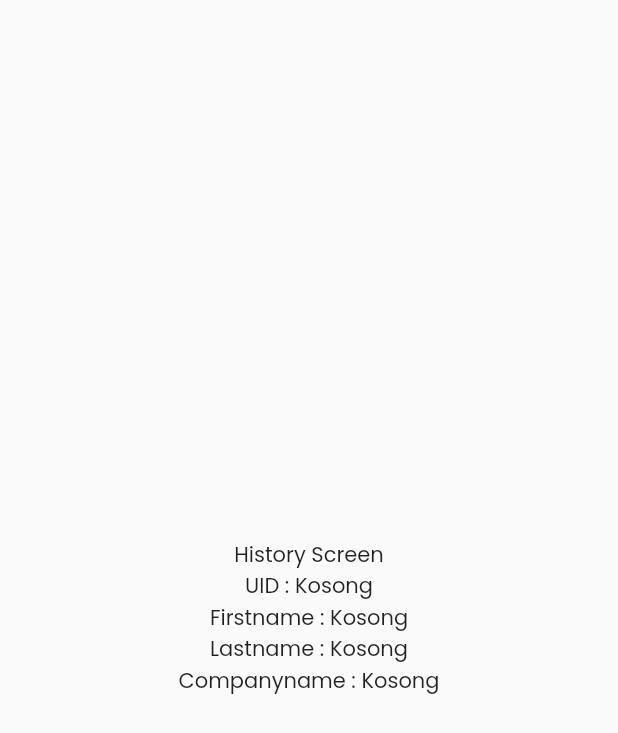
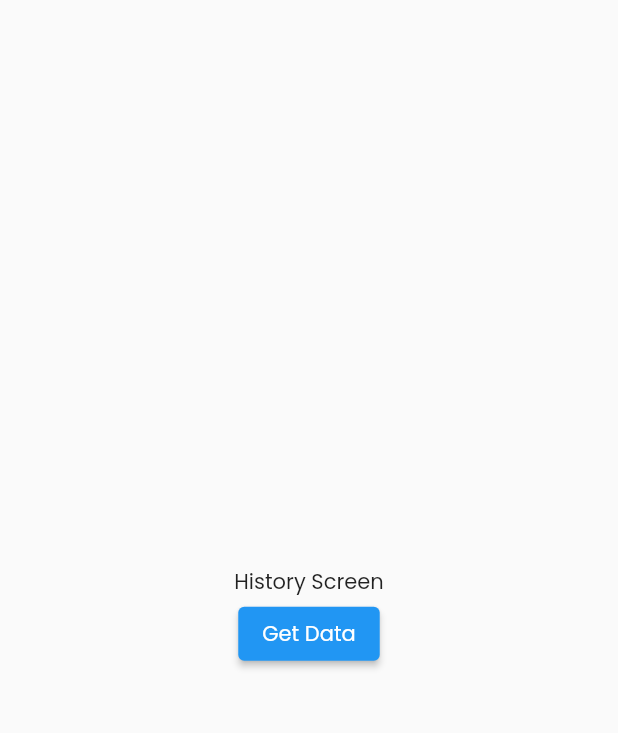
Before and after one commit to dimaspradipta19/mytradeasia, a Flutter app: the HistoryScreen screen opened directly, on a phone screen of 412 x 824 dp. Shown: the top 733 px of the screen. Run offline on Flutter 3.47's test engine with Material 2 defaults, Android fonts, the phone set to English and light mode, and no system bars; our stand-ins replace cloud_firestore, firebase_auth, firebase_core, sqflite; accounts and stored records are empty.

Commit message:
migrate to firestore firebase

```diff
--- /dev/null
+++ b/lib/modelview/provider/firestore_provider.dart
@@ -0,0 +1,12 @@
+import 'package:flutter/foundation.dart';
+
+class FirestoreProvider extends ChangeNotifier {
+  String? _myField;
+
+  String get myField => _myField!;
+
+  set myField(String value) {
+    _myField = value;
+    notifyListeners();
+  }
+}
--- a/lib/view/auth/biodata_screen.dart
+++ b/lib/view/auth/biodata_screen.dart
@@ -1,3 +1,4 @@
+import 'package:cloud_firestore/cloud_firestore.dart';
 import 'package:firebase_auth/firebase_auth.dart';
 import 'package:flutter/material.dart';
 import 'package:mytradeasia/view/menu/navigation_bar.dart';
@@ -23,12 +24,11 @@ class _BiodataScreenState extends State<BiodataScreen> {
   final TextEditingController _companyNameController = TextEditingController();
   final TextEditingController _countryController = TextEditingController();
   final TextEditingController _passwordController = TextEditingController();
-  // final FirebaseAuth _auth = FirebaseAuth.instance;
   final _formKey = GlobalKey<FormState>();
+  final auth = FirebaseAuth.instance;
 
   bool obscureText = true;
-
-  DbManager manager = DbManager();
+  // DbManager manager = DbManager();
 
   @override
   void dispose() {
@@ -40,10 +40,9 @@ class _BiodataScreenState extends State<BiodataScreen> {
     super.dispose();
   }
 
+
   @override
   Widget build(BuildContext context) {
-    final auth = FirebaseAuth.instance;
-
     return Scaffold(
       bottomNavigationBar: Padding(
         padding: const EdgeInsets.symmetric(vertical: 13, horizontal: 20),
@@ -63,17 +62,33 @@ class _BiodataScreenState extends State<BiodataScreen> {
                     ),
                   ),
                   onPressed: () async {
-                    final biodata = BiodataModel(
-                      firstName: _firstNameController.text,
-                      lastName: _lastNameController.text,
-                      companyName: _companyNameController.text,
-                      country: _countryController.text,
-                      password: _passwordController.text,
-                      uid: auth.currentUser!.uid.toString(),
-                    );
+                    String docsId = auth.currentUser!.uid.toString();
+                    Map<String, dynamic> data = {
+                      'firstName': _firstNameController.text,
+                      'lastName': _lastNameController.text,
+                      'companyName': _companyNameController.text,
+                      'country': _countryController.text,
+                      'password': _passwordController.text,
+                      'uid': auth.currentUser!.uid.toString(),
+                    };
+                    await FirebaseFirestore.instance
+                        .collection('biodata')
+                        .doc(docsId)
+                        .set(data);
 
-                    await Provider.of<DbManager>(context, listen: false)
-                        .addBiodata(biodata);
+                    // users.add(data);
+
+                    // final biodata = BiodataModel(
+                    //   firstName: _firstNameController.text,
+                    //   lastName: _lastNameController.text,
+                    //   companyName: _companyNameController.text,
+                    //   country: _countryController.text,
+                    //   password: _passwordController.text,
+                    //   uid: auth.currentUser!.uid.toString(),
+                    // );
+
+                    // await Provider.of<DbManager>(context, listen: false)
+                    //     .addBiodata(biodata);
 
                     await showDialog(
                       barrierDismissible: false,
--- a/lib/view/auth/login_screen.dart
+++ b/lib/view/auth/login_screen.dart
@@ -282,7 +282,6 @@ class _LoginScreenState extends State<LoginScreen> {
                         child: Image.asset("assets/images/logo_google.png"),
                         onPressed: () {
                           print("Google");
-                          Navigator.push(context, MaterialPageRoute(builder: (context) => BiodataScreen(),));
                         },
                       ),
                     ),
--- a/lib/view/auth/register_screen.dart
+++ b/lib/view/auth/register_screen.dart
@@ -326,6 +326,11 @@ class _RegisterScreenState extends State<RegisterScreen> {
                         ),
                         child: Image.asset("assets/images/logo_google.png"),
                         onPressed: () {
+                          Navigator.push(
+                              context,
+                              MaterialPageRoute(
+                                builder: (context) => const BiodataScreen(),
+                              ));
                           print("Google");
                         },
                       ),
--- a/lib/view/menu/history_screen.dart
+++ b/lib/view/menu/history_screen.dart
@@ -1,58 +1,92 @@
+import 'package:cloud_firestore/cloud_firestore.dart';
 import 'package:firebase_auth/firebase_auth.dart';
 import 'package:flutter/material.dart';
+import 'package:mytradeasia/modelview/service/firestore_service.dart';
 import 'package:provider/provider.dart';
 
 import '../../modelview/provider/db_manager.dart';
 import '../../utils/result_state.dart';
 import '../../utils/theme.dart';
 
-class HistoryScreen extends StatelessWidget {
+class HistoryScreen extends StatefulWidget {
   const HistoryScreen({super.key});
 
   @override
+  State<HistoryScreen> createState() => _HistoryScreenState();
+}
+
+class _HistoryScreenState extends State<HistoryScreen> {
+  final FirebaseAuth _auth = FirebaseAuth.instance;
+  final FirebaseFirestore _firestore = FirebaseFirestore.instance;
+
+  @override
   Widget build(BuildContext context) {
-    final FirebaseAuth _auth = FirebaseAuth.instance;
+    // final DbManager manager = DbManager();
 
-    final DbManager manager = DbManager();
+    // final DocumentReference documentReference = FirebaseFirestore.instance
+    //     .collection('biodata')
+    //     .doc(_auth.currentUser!.uid.toString());
 
+    // final DocumentSnapshot documentSnapshot = await FirebaseFirestore.instance
+    //     .collection('biodata')
+    //     .doc(_auth.currentUser!.uid.toString()).get();
     return Scaffold(
       body: Column(
         mainAxisAlignment: MainAxisAlignment.center,
         children: [
-          Center(
+          const Center(
             child: Text("History Screen"),
           ),
-          Consumer<DbManager>(
-            builder: (context, DbManager value, _) {
-              if (value.state == ResultState.loading) {
-                return const Center(
-                  child: CircularProgressIndicator(),
-                );
-              } else if (value.state == ResultState.hasData) {
-                return FutureBuilder(
-                  future: value.getBiodataByUid(_auth.currentUser!.uid),
-                  builder: (context, snapshot) {
-                    return Column(
-                      children: [
-                        Text(
-                            "UID : ${snapshot.data?.uid.toString() ?? "Kosong"}"),
-                        Text(
-                            "Firstname : ${snapshot.data?.firstName ?? "Kosong"}"),
-                        Text(
-                            "Lastname : ${snapshot.data?.lastName ?? "Kosong"}"),
-                        Text(
-                            "Companyname : ${snapshot.data?.companyName ?? "Kosong"}"),
-                      ],
-                    );
-                  },
-                );
+          ElevatedButton(
+            onPressed: () async {
+              DocumentSnapshot snapshot = await FirebaseFirestore.instance
+                  .collection('biodata')
+                  .doc(_auth.currentUser!.uid.toString())
+                  .get();
+              if (snapshot.exists) {
+                print("FirstName :${snapshot.get("firstName")}");
+                print("LastName :${snapshot.get("lastName")}");
+                print("CompanyName ${snapshot.get("companyName")}");
+                print("Country :${snapshot.get("country")}");
+                print("Password :${snapshot.get("password")}");
+                print("UID :${snapshot.get("uid")}");
+              } else {
+                print('Document does not exist');
               }
-              return Container(
-                color: secondaryColor1,
-                child: const Text("Error"),
-              );
             },
+            child: const Text("Get Data"),
           ),
+          // Consumer<DbManager>(
+          //   builder: (context, DbManager value, _) {
+          //     if (value.state == ResultState.loading) {
+          //       return const Center(
+          //         child: CircularProgressIndicator(),
+          //       );
+          //     } else if (value.state == ResultState.hasData) {
+          //       return FutureBuilder(
+          //         future: value.getBiodataByUid(_auth.currentUser!.uid),
+          //         builder: (context, snapshot) {
+          //           return Column(
+          //             children: [
+          //               Text(
+          //                   "UID : ${snapshot.data?.uid.toString() ?? "Kosong"}"),
+          //               Text(
+          //                   "Firstname : ${snapshot.data?.firstName ?? "Kosong"}"),
+          //               Text(
+          //                   "Lastname : ${snapshot.data?.lastName ?? "Kosong"}"),
+          //               Text(
+          //                   "Companyname : ${snapshot.data?.companyName ?? "Kosong"}"),
+          //             ],
+          //           );
+          //         },
+          //       );
+          //     }
+          //     return Container(
+          //       color: secondaryColor1,
+          //       child: const Text("Error"),
+          //     );
+          //   },
+          // ),
         ],
       ),
     );
```
Also changed, not shown: lib/main.dart (+14 -0 lines), lib/modelview/service/firestore_service.dart (added, +44 -0 lines), lib/view/menu/all_products/all_products_screen.dart (+10 -12 lines), lib/view/menu/home_screen.dart (+23 -30 lines), lib/view/menu/mytradeasia_screen.dart (+32 -31 lines), 1 other file.
